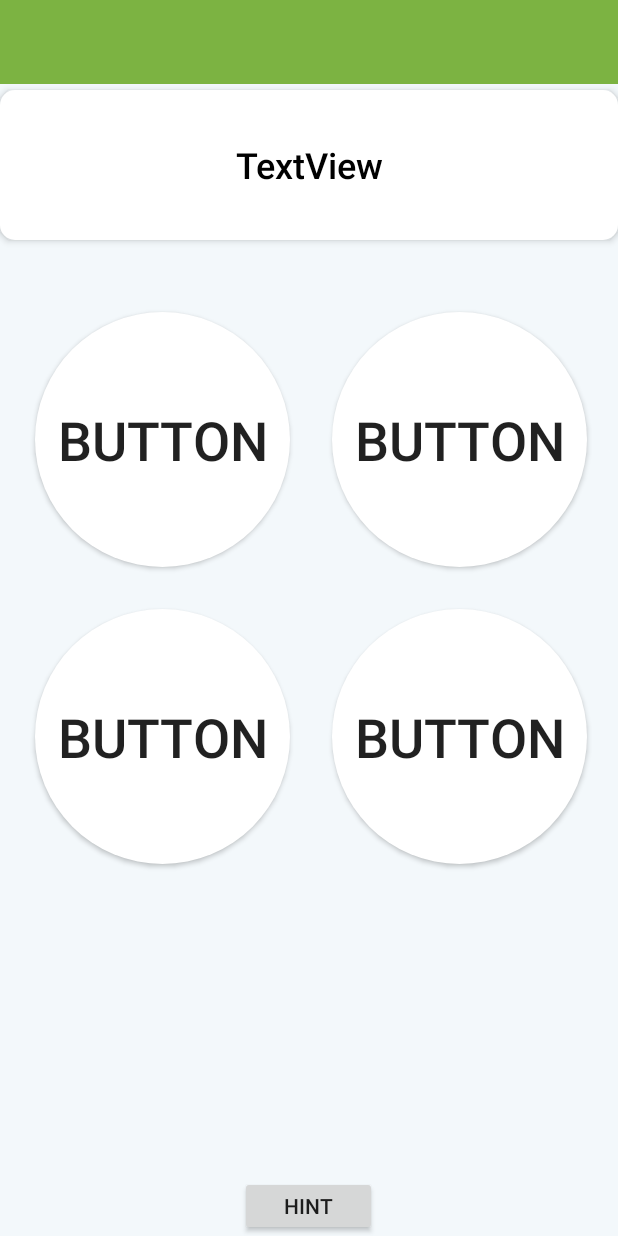
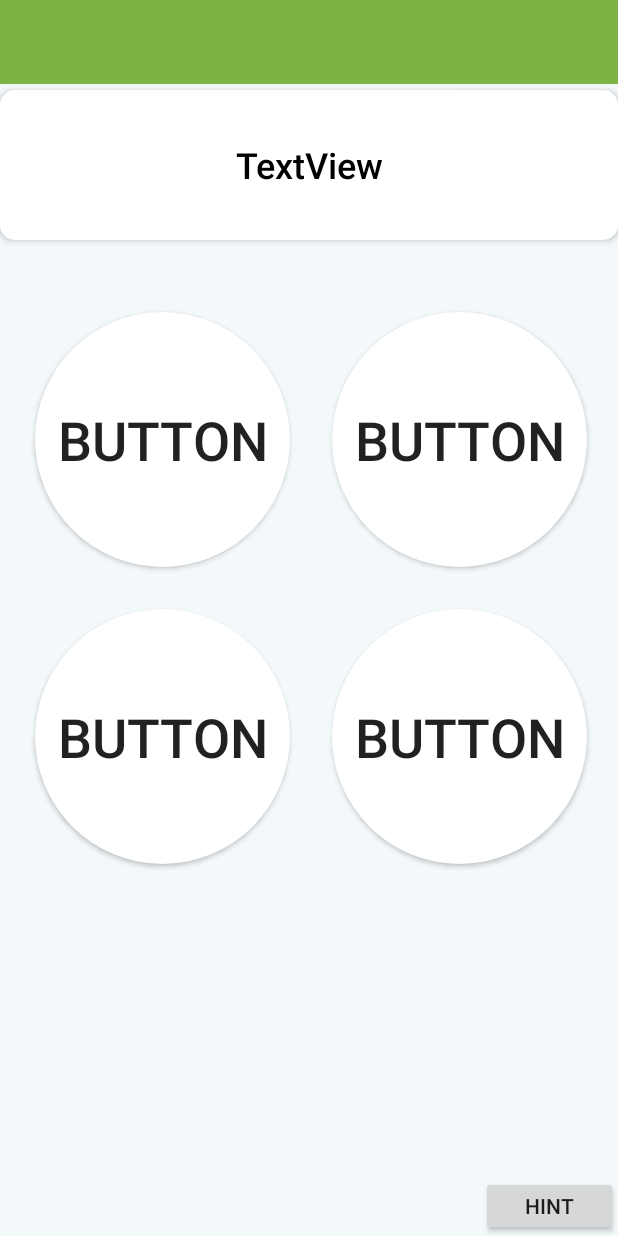
Before and after one commit to callec/tda367_projekt, an Android app: the layout activity_quiz.xml on its own in the app's theme, with its tools: preview values and no code run, on a phone screen of 412 x 824 dp. Run offline under Robolectric (Android 15) with nearby library versions, the phone set to English and light mode, and no system bars.

Commit message:
Moved a button
Moved hint button

```diff
--- a/Quiz_game/app/src/main/res/layout/activity_quiz.xml
+++ b/Quiz_game/app/src/main/res/layout/activity_quiz.xml
@@ -138,7 +138,7 @@
         android:text="@string/hint_button_string"
         app:layout_constraintBottom_toBottomOf="parent"
         app:layout_constraintEnd_toEndOf="parent"
-        app:layout_constraintHorizontal_bias="0.498"
+        app:layout_constraintHorizontal_bias="1.0"
         app:layout_constraintStart_toStartOf="parent"
         app:layout_constraintTop_toBottomOf="@+id/fragment_container"
         app:layout_constraintVertical_bias="1.0" />
```
